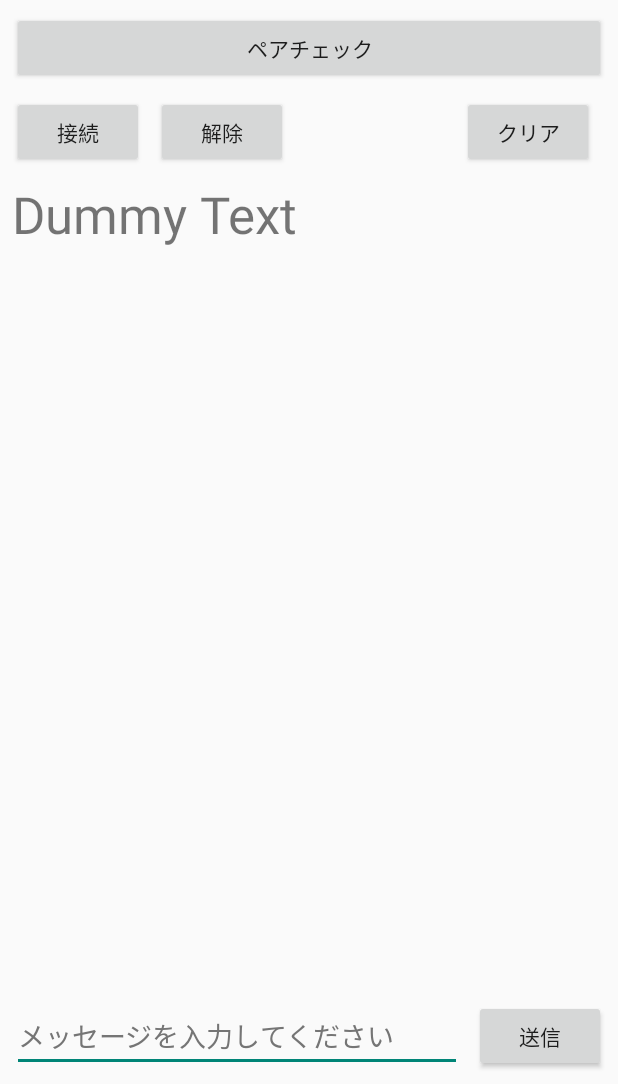
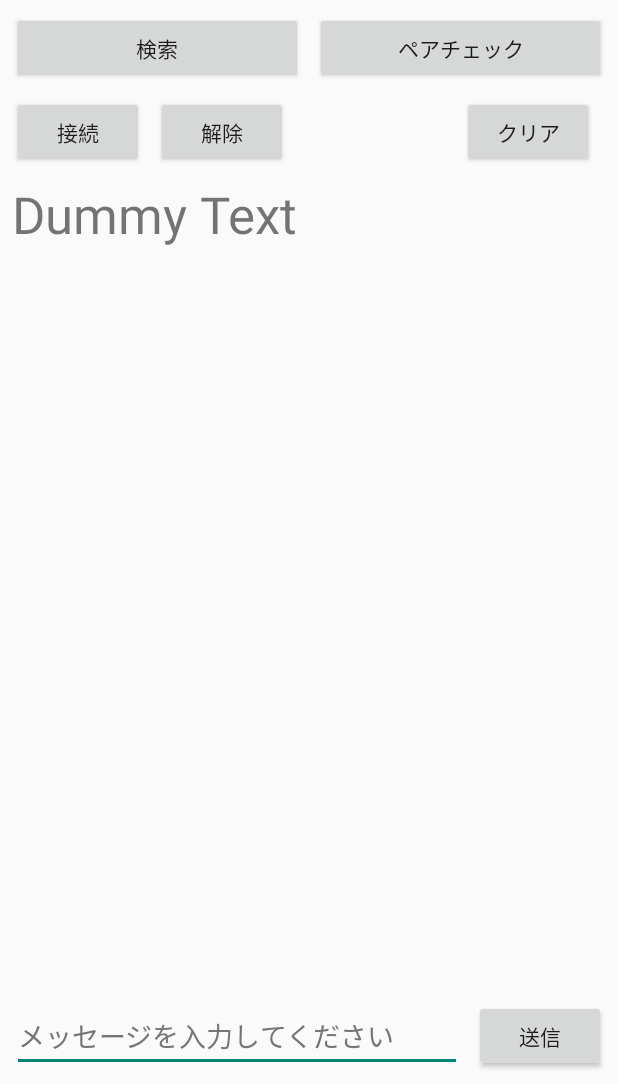
Before and after one commit to YoshiharaTakahiro/BluetoothTest, an Android app: the screen it shows after launch (MainActivity), on a phone screen of 412 x 824 dp, the part 152-1236 px from its top. Run offline under Robolectric (Android 15) with nearby library versions, the phone set to English and light mode, and no system bars.

Commit message:
Bluetoothデバイスの検知を行うブロードキャストレシーバ追加

```diff
--- a/app/src/main/java/jp/ac/ecc/tyoshihara/bluetoothtest/BluetoothConnectedThread.kt
+++ b/app/src/main/java/jp/ac/ecc/tyoshihara/bluetoothtest/BluetoothConnectedThread.kt
@@ -10,6 +10,10 @@ import java.io.OutputStream
 internal class BluetoothConnectedThread(mmSocket: BluetoothSocket, handler: Handler) : Thread() {
 
     val TAG = "BluetoothConnectedThread"
+
+    companion object {
+        const val SEND_MSG = 1
+    }
 
     private val mmInStream: InputStream = mmSocket.inputStream
     private val mmOutStream: OutputStream = mmSocket.outputStream
@@ -25,7 +29,7 @@ internal class BluetoothConnectedThread(mmSocket: BluetoothSocket, handler: Hand
             mmInStream.read(mmBuffer)
 
             val wkCharas = Character.toChars(mmBuffer[0].toInt()) //文字コードから文字に変換
-            val readMsg = handler.obtainMessage()
+            val readMsg = handler.obtainMessage(SEND_MSG)
             readMsg.obj = wkCharas[0] // Char配列なので先頭文字取得
             readMsg.sendToTarget()
         }
--- /dev/null
+++ b/app/src/main/java/jp/ac/ecc/tyoshihara/bluetoothtest/BluetoothDeviceReceiver.kt
@@ -0,0 +1,53 @@
+package jp.ac.ecc.tyoshihara.bluetoothtest
+
+import android.annotation.SuppressLint
+import android.bluetooth.BluetoothAdapter
+import android.bluetooth.BluetoothDevice
+import android.content.BroadcastReceiver
+import android.content.Context
+import android.content.Intent
+import android.os.Handler
+import android.util.Log
+
+class BluetoothDeviceReceiver(handler: Handler) : BroadcastReceiver() {
+    val TAG = "BluetoothDeviceReceiver"
+    companion object {
+        const val DEVICE_FOUND = 2
+        const val DISCOVERY_START = 3
+        const val DISCOVERY_END = 4
+    }
+
+    val handler = handler
+
+    @SuppressLint("MissingPermission")
+    override fun onReceive(context: Context, intent: Intent) {
+        val action : String? = intent.action
+        Log.i(TAG, "intent.action:" + action.toString())
+        when(action){
+            BluetoothDevice.ACTION_FOUND -> {
+                val device: BluetoothDevice? = intent.getParcelableExtra(BluetoothDevice.EXTRA_DEVICE)
+                val deviceName = device?.name
+                // val deviceHardwareAddress = device?.address // MAC address
+                Log.i(TAG, "S_deviceName:"+deviceName)
+
+                deviceName?.also {
+                    val deviceMsg = handler.obtainMessage(DEVICE_FOUND)
+                    deviceMsg.obj = it
+                    deviceMsg.sendToTarget()
+                }
+                // Log.i(TAG, "S_macAddress:"+deviceHardwareAddress)
+            }
+
+            BluetoothAdapter.ACTION_DISCOVERY_STARTED -> {
+                val deviceMsg = handler.obtainMessage(DISCOVERY_START)
+                deviceMsg.obj = "デバイス検索を開始します"
+                deviceMsg.sendToTarget()
+            }
+            BluetoothAdapter.ACTION_DISCOVERY_FINISHED -> {
+                val deviceMsg = handler.obtainMessage(DISCOVERY_END)
+                deviceMsg.obj = "デバイス検索を終了します"
+                deviceMsg.sendToTarget()
+            }
+        }
+    }
+}
--- a/app/src/main/java/jp/ac/ecc/tyoshihara/bluetoothtest/MainActivity.kt
+++ b/app/src/main/java/jp/ac/ecc/tyoshihara/bluetoothtest/MainActivity.kt
@@ -4,6 +4,7 @@ import android.annotation.SuppressLint
 import android.bluetooth.BluetoothAdapter
 import android.bluetooth.BluetoothDevice
 import android.content.Intent
+import android.content.IntentFilter
 import androidx.appcompat.app.AppCompatActivity
 import android.os.Bundle
 import android.os.Handler
@@ -24,6 +25,7 @@ class MainActivity : AppCompatActivity() {
     private var device: BluetoothDevice? = null
     private var BTConnectThred: BluetoothConnectThread? = null
 
+    private lateinit var bluetoothReceiver : BluetoothDeviceReceiver
     private lateinit var serialText : TextView
 
     @SuppressLint("MissingPermission")
@@ -31,27 +33,58 @@ class MainActivity : AppCompatActivity() {
         super.onCreate(savedInstanceState)
         setContentView(R.layout.activity_main)
 
+        serialText = findViewById(R.id.serialText)
+
+        // メインスレッドのハンドラー生成
+        val handler = object : Handler(Looper.getMainLooper()){
+            override fun handleMessage(msg: Message) {
+                super.handleMessage(msg)
+
+                when(msg.what){
+                    // Bluetooth通信スレッドの受信受け取り処理
+                    BluetoothConnectedThread.SEND_MSG -> {
+                        serialText.text = serialText.text.toString() + msg.obj.toString()
+                    }
+
+                    // Bluetoothデバイス検知
+                    BluetoothDeviceReceiver.DEVICE_FOUND,
+                    BluetoothDeviceReceiver.DISCOVERY_START,
+                    BluetoothDeviceReceiver.DISCOVERY_END -> {
+                        serialText.text = serialText.text.toString() + msg.obj.toString() + "\n"
+                    }
+
+                }
+            }
+        }
+
         bluetoothAdapter = BluetoothAdapter.getDefaultAdapter()
         if (bluetoothAdapter == null) {
             // デバイスがBluetoothに対応していない場合は以降の処理は行わない
             Toast.makeText(this, "この端末はBluetoothに対応していません", Toast.LENGTH_LONG).show()
             return
         }
+        bluetoothAdapter!!.cancelDiscovery() // デバイス検知はボタンきっかけでのみ行う
 
+        // Bluetooth有効化チェック
         if (!bluetoothAdapter!!.isEnabled) {
             val enableBtIntent = Intent(BluetoothAdapter.ACTION_REQUEST_ENABLE)
             startActivityForResult(enableBtIntent, REQUEST_ENABLE_BT)
         }
-        serialText = findViewById(R.id.serialText)
 
-        // Bluetooth通信スレッドの受信受け取り処理
-        val handler = object : Handler(Looper.getMainLooper()){
-            override fun handleMessage(msg: Message) {
-                super.handleMessage(msg)
-                serialText.text = serialText.text.toString() + msg.obj.toString()
-            }
+        // ブロードキャストレシーバー生成(位置情報を内部的に利用するためパーミッション必要）
+        bluetoothReceiver = BluetoothDeviceReceiver(handler)
+        registerReceiver(bluetoothReceiver, IntentFilter(BluetoothDevice.ACTION_FOUND))
+        registerReceiver(bluetoothReceiver, IntentFilter(BluetoothAdapter.ACTION_DISCOVERY_STARTED))
+        registerReceiver(bluetoothReceiver, IntentFilter(BluetoothAdapter.ACTION_DISCOVERY_FINISHED))
+
+        // Bluetoothデバイス検索
+        val searchBt = findViewById<Button>(R.id.searchBt)
+        searchBt.setOnClickListener {
+            bluetoothAdapter!!.startDiscovery()
+            Toast.makeText(this, "Bluetoothデバイスを検索します", Toast.LENGTH_SHORT).show()
         }
 
+        // ペアリングチェック
         val checkBt = findViewById<Button>(R.id.checkBt)
         checkBt.setOnClickListener {
 
@@ -70,6 +103,7 @@ class MainActivity : AppCompatActivity() {
             }
         }
 
+        // Bluetooth接続 開始処理
         val connectBt = findViewById<Button>(R.id.connectBt)
         connectBt.setOnClickListener {
 
@@ -86,6 +120,7 @@ class MainActivity : AppCompatActivity() {
             }?: Toast.makeText(this, "ペアリングチェックを先にしてください。", Toast.LENGTH_SHORT).show()
         }
 
+        // Bluetooth接続 解除処理
         val releaseBt = findViewById<Button>(R.id.releaseBt)
         releaseBt.setOnClickListener {
 
@@ -99,11 +134,13 @@ class MainActivity : AppCompatActivity() {
         }
 
 
+        // メッセージ表示領域クリア
         val clearBt = findViewById<Button>(R.id.clearBt)
         clearBt.setOnClickListener {
             serialText.text = ""
         }
 
+        // Bluetooth通信　メッセージ送信
         val writeEt = findViewById<EditText>(R.id.writeEt)
         val writeBt = findViewById<Button>(R.id.writeBt)
         writeBt.setOnClickListener {
@@ -112,7 +149,6 @@ class MainActivity : AppCompatActivity() {
                 writeEt.editableText.clear()
             }
         }
-
 
     }
 
@@ -123,6 +159,7 @@ class MainActivity : AppCompatActivity() {
         }
         BTConnectThred = null
         device = null
+        unregisterReceiver(bluetoothReceiver)
     }
 
 }
--- a/app/src/main/res/layout/activity_main.xml
+++ b/app/src/main/res/layout/activity_main.xml
@@ -7,7 +7,7 @@
     tools:context=".MainActivity">
 
     <TextView
-        android:id="@+id/textView"
+        android:id="@+id/titleText"
         android:layout_width="0dp"
         android:layout_height="wrap_content"
         android:text="@string/mainActivityTitle"
@@ -18,16 +18,28 @@
         app:layout_constraintTop_toTopOf="parent" />
 
     <Button
+        android:id="@+id/searchBt"
+        android:layout_width="0dp"
+        android:layout_height="wrap_content"
+        android:layout_marginStart="8dp"
+        android:layout_marginEnd="8dp"
+        android:text="@string/searchButton"
+        app:layout_constraintBaseline_toBaselineOf="@+id/checkBt"
+        app:layout_constraintEnd_toStartOf="@+id/checkBt"
+        app:layout_constraintHorizontal_bias="0.5"
+        app:layout_constraintStart_toStartOf="parent" />
+
+    <Button
         android:id="@+id/checkBt"
         android:layout_width="0dp"
         android:layout_height="wrap_content"
-        android:layout_marginStart="8dp"
         android:layout_marginTop="8dp"
         android:layout_marginEnd="8dp"
         android:text="@string/pairCheckButton"
         app:layout_constraintEnd_toEndOf="parent"
-        app:layout_constraintStart_toStartOf="parent"
-        app:layout_constraintTop_toBottomOf="@+id/textView" />
+        app:layout_constraintHorizontal_bias="0.5"
+        app:layout_constraintStart_toEndOf="@+id/searchBt"
+        app:layout_constraintTop_toBottomOf="@+id/titleText" />
 
     <Button
         android:id="@+id/connectBt"
@@ -47,6 +59,15 @@
         android:text="@string/releaseButton"
         app:layout_constraintBaseline_toBaselineOf="@+id/connectBt"
         app:layout_constraintStart_toEndOf="@+id/connectBt" />
+
+    <Button
+        android:id="@+id/clearBt"
+        android:layout_width="wrap_content"
+        android:layout_height="wrap_content"
+        android:layout_marginEnd="16dp"
+        android:text="@string/clearButton"
+        app:layout_constraintBaseline_toBaselineOf="@+id/releaseBt"
+        app:layout_constraintEnd_toEndOf="parent" />
 
     <ScrollView
         android:layout_width="0dp"
@@ -95,13 +116,4 @@
         app:layout_constraintBottom_toBottomOf="parent"
         app:layout_constraintEnd_toEndOf="parent" />
 
-    <Button
-        android:id="@+id/clearBt"
-        android:layout_width="wrap_content"
-        android:layout_height="wrap_content"
-        android:layout_marginEnd="16dp"
-        android:text="@string/clearButton"
-        app:layout_constraintBaseline_toBaselineOf="@+id/releaseBt"
-        app:layout_constraintEnd_toEndOf="parent" />
-
 </androidx.constraintlayout.widget.ConstraintLayout>
--- a/app/src/main/res/values/strings.xml
+++ b/app/src/main/res/values/strings.xml
@@ -8,4 +8,5 @@
     <string name="writeButton">送信</string>
     <string name="writeHint">メッセージを入力してください</string>
     <string name="clearButton">クリア</string>
+    <string name="searchButton">検索</string>
 </resources>
```
Also changed, not shown: app/src/main/AndroidManifest.xml (+11 -1 lines).
